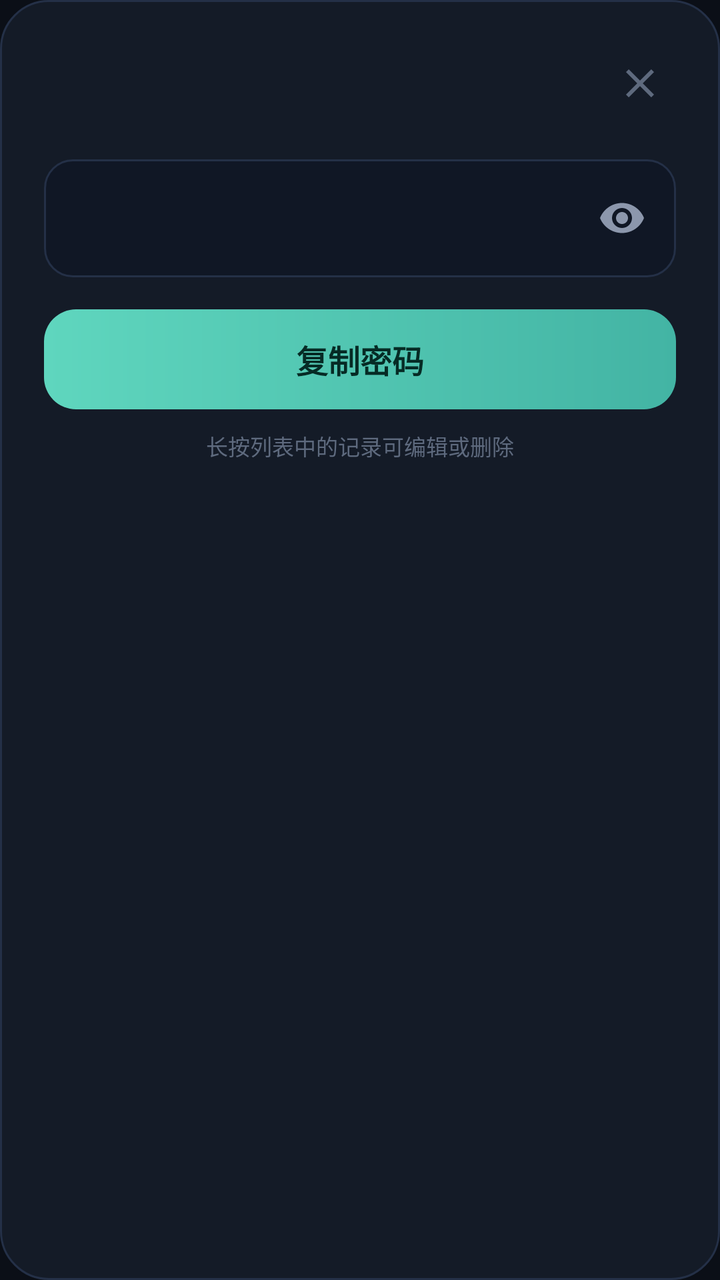
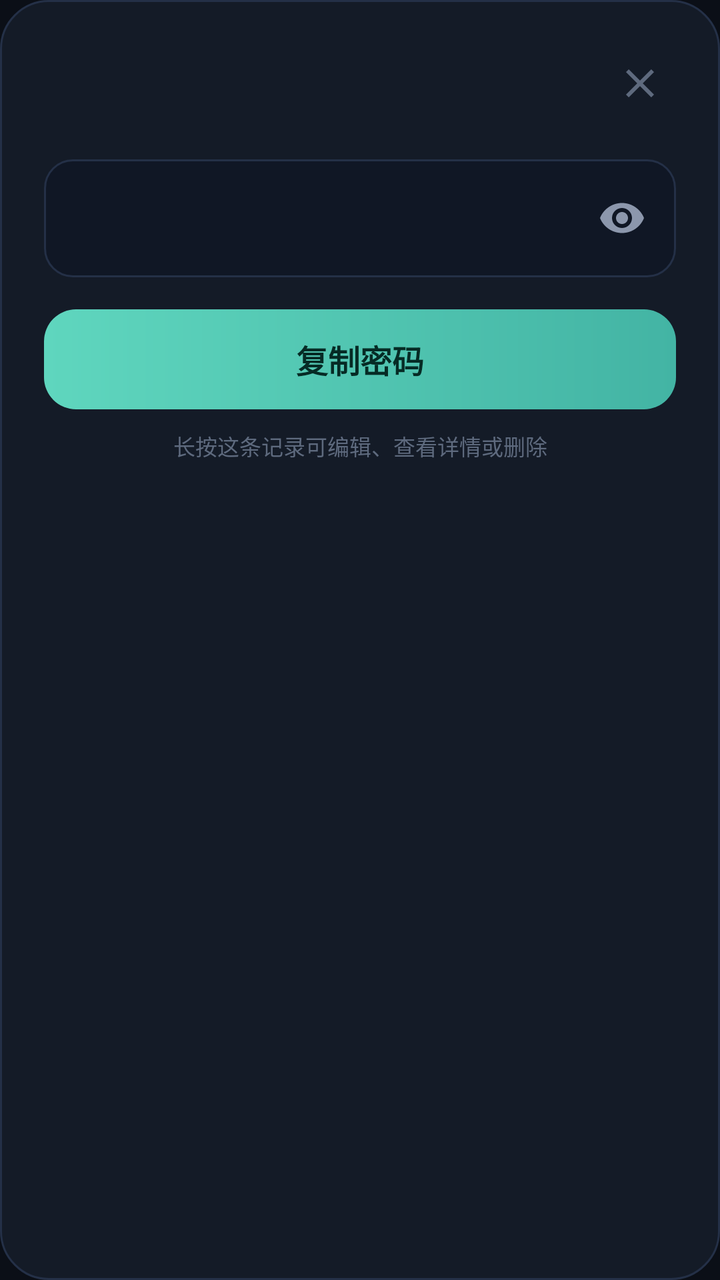

Compare the two renders of this Android layout. The source of the first and the diff that turns it into the second are given below.
<!-- AndroidManifest.xml: application theme AppTheme -->
<!-- res/layout/dialog_quick_password.xml -->
<?xml version="1.0" encoding="utf-8"?>
<LinearLayout xmlns:android="http://schemas.android.com/apk/res/android"
    android:layout_width="match_parent"
    android:layout_height="wrap_content"
    android:background="@drawable/dialog_bg"
    android:orientation="vertical"
    android:paddingLeft="22dp"
    android:paddingTop="20dp"
    android:paddingRight="22dp"
    android:paddingBottom="20dp">

    <LinearLayout
        android:layout_width="match_parent"
        android:layout_height="wrap_content"
        android:gravity="center_vertical"
        android:orientation="horizontal">

        <LinearLayout
            android:layout_width="0dp"
            android:layout_height="wrap_content"
            android:layout_weight="1"
            android:orientation="vertical">

            <TextView
                android:id="@+id/quickTitle"
                android:layout_width="match_parent"
                android:layout_height="wrap_content"
                android:ellipsize="end"
                android:maxLines="1"
                android:textColor="@color/text"
                android:textSize="18sp"
                android:textStyle="bold" />

            <TextView
                android:id="@+id/quickSubtitle"
                android:layout_width="match_parent"
                android:layout_height="wrap_content"
                android:layout_marginTop="3dp"
                android:ellipsize="end"
                android:maxLines="1"
                android:textColor="@color/text_dim"
                android:textSize="12sp" />
        </LinearLayout>

        <ImageButton
            android:id="@+id/quickClose"
            android:layout_width="36dp"
            android:layout_height="36dp"
            android:background="?android:attr/selectableItemBackgroundBorderless"
            android:contentDescription="关闭"
            android:src="@drawable/ic_close"
            android:tint="@color/text_faint" />
    </LinearLayout>

    <LinearLayout
        android:layout_width="match_parent"
        android:layout_height="wrap_content"
        android:layout_marginTop="16dp"
        android:background="@drawable/input_bg"
        android:gravity="center_vertical"
        android:orientation="horizontal"
        android:paddingLeft="16dp"
        android:paddingRight="6dp">

        <TextView
            android:id="@+id/quickPassword"
            android:layout_width="0dp"
            android:layout_height="wrap_content"
            android:layout_weight="1"
            android:fontFamily="monospace"
            android:lineSpacingExtra="4dp"
            android:paddingTop="16dp"
            android:paddingBottom="16dp"
            android:textColor="@color/accent"
            android:textIsSelectable="true"
            android:textSize="20sp" />

        <ImageButton
            android:id="@+id/quickEye"
            android:layout_width="42dp"
            android:layout_height="42dp"
            android:background="?android:attr/selectableItemBackgroundBorderless"
            android:contentDescription="显示密码"
            android:src="@drawable/ic_eye"
            android:tint="@color/text_dim" />
    </LinearLayout>

    <TextView
        android:id="@+id/quickCopy"
        android:layout_width="match_parent"
        android:layout_height="50dp"
        android:layout_marginTop="16dp"
        android:background="@drawable/btn_primary"
        android:clickable="true"
        android:focusable="true"
        android:gravity="center"
        android:text="复制密码"
        android:textColor="#062B25"
        android:textSize="16sp"
        android:textStyle="bold" />

    <TextView
        android:layout_width="match_parent"
        android:layout_height="wrap_content"
        android:layout_marginTop="10dp"
        android:gravity="center"
        android:text="长按列表中的记录可编辑或删除"
        android:textColor="@color/text_faint"
        android:textSize="11sp" />
</LinearLayout>
<!-- resources referenced by this layout -->
<resources>
  <color name="accent">#4EC9B0</color>
  <color name="text">#E9EEF8</color>
  <color name="text_dim">#8C97AC</color>
  <color name="text_faint">#5E6A7E</color>
  <!-- drawable btn_primary (drawable) -->
  <?xml version="1.0" encoding="utf-8"?>
  <shape xmlns:android="http://schemas.android.com/apk/res/android">
      <gradient
          android:angle="0"
          android:startColor="#5FD6BE"
          android:endColor="#43B4A4" />
      <corners android:radius="16dp" />
  </shape>
  <!-- drawable dialog_bg (drawable) -->
  <?xml version="1.0" encoding="utf-8"?>
  <shape xmlns:android="http://schemas.android.com/apk/res/android">
      <solid android:color="@color/surface" />
      <corners android:radius="24dp" />
      <stroke android:width="1dp" android:color="@color/stroke" />
  </shape>
  <!-- drawable ic_close (drawable) -->
  <?xml version="1.0" encoding="utf-8"?>
  <vector xmlns:android="http://schemas.android.com/apk/res/android"
      android:width="24dp"
      android:height="24dp"
      android:viewportWidth="24"
      android:viewportHeight="24">
      <path
          android:fillColor="#FFFFFF"
          android:pathData="M19,6.41L17.59,5 12,10.59 6.41,5 5,6.41 10.59,12 5,17.59 6.41,19 12,13.41 17.59,19 19,17.59 13.41,12z" />
  </vector>
  <!-- drawable ic_eye (drawable) -->
  <?xml version="1.0" encoding="utf-8"?>
  <vector xmlns:android="http://schemas.android.com/apk/res/android"
      android:width="24dp"
      android:height="24dp"
      android:viewportWidth="24"
      android:viewportHeight="24">
      <path
          android:fillColor="#FFFFFF"
          android:pathData="M12,4.5C7,4.5 2.73,7.61 1,12c1.73,4.39 6,7.5 11,7.5s9.27,-3.11 11,-7.5c-1.73,-4.39 -6,-7.5 -11,-7.5zM12,17c-2.76,0 -5,-2.24 -5,-5s2.24,-5 5,-5 5,2.24 5,5 -2.24,5 -5,5zM12,9c-1.66,0 -3,1.34 -3,3s1.34,3 3,3 3,-1.34 3,-3 -1.34,-3 -3,-3z" />
  </vector>
  <!-- drawable input_bg (drawable) -->
  <?xml version="1.0" encoding="utf-8"?>
  <shape xmlns:android="http://schemas.android.com/apk/res/android">
      <solid android:color="#101725" />
      <corners android:radius="14dp" />
      <stroke android:width="1dp" android:color="@color/stroke" />
  </shape>
  <style name="AppTheme" parent="@android:style/Theme.Material.NoActionBar">
          <item name="android:windowBackground">@color/bg</item>
          <item name="android:colorAccent">@color/accent</item>
          <item name="android:colorPrimary">@color/bg</item>
          <item name="android:colorPrimaryDark">@color/bg</item>
          <item name="android:colorControlNormal">@color/text_dim</item>
          <item name="android:statusBarColor">@color/bg</item>
          <item name="android:navigationBarColor">@color/bg</item>
          <item name="android:textColorPrimary">@color/text</item>
          <item name="android:textColorSecondary">@color/text_dim</item>
          <item name="android:textColorHint">@color/text_faint</item>
          <item name="android:windowLightStatusBar">false</item>
          <item name="android:windowNoTitle">true</item>
          <item name="android:fontFamily">sans-serif</item>
      </style>
  <color name="surface">#141B27</color>
  <color name="stroke">#243047</color>
  <color name="bg">#0B0F17</color>
</resources>

<!-- the commit's change to res/layout/dialog_quick_password.xml (unified diff, before → after) -->
@@ -104,7 +104,7 @@
         android:layout_height="wrap_content"
         android:layout_marginTop="10dp"
         android:gravity="center"
-        android:text="长按列表中的记录可编辑或删除"
+        android:text="长按这条记录可编辑、查看详情或删除"
         android:textColor="@color/text_faint"
         android:textSize="11sp" />
 </LinearLayout>
